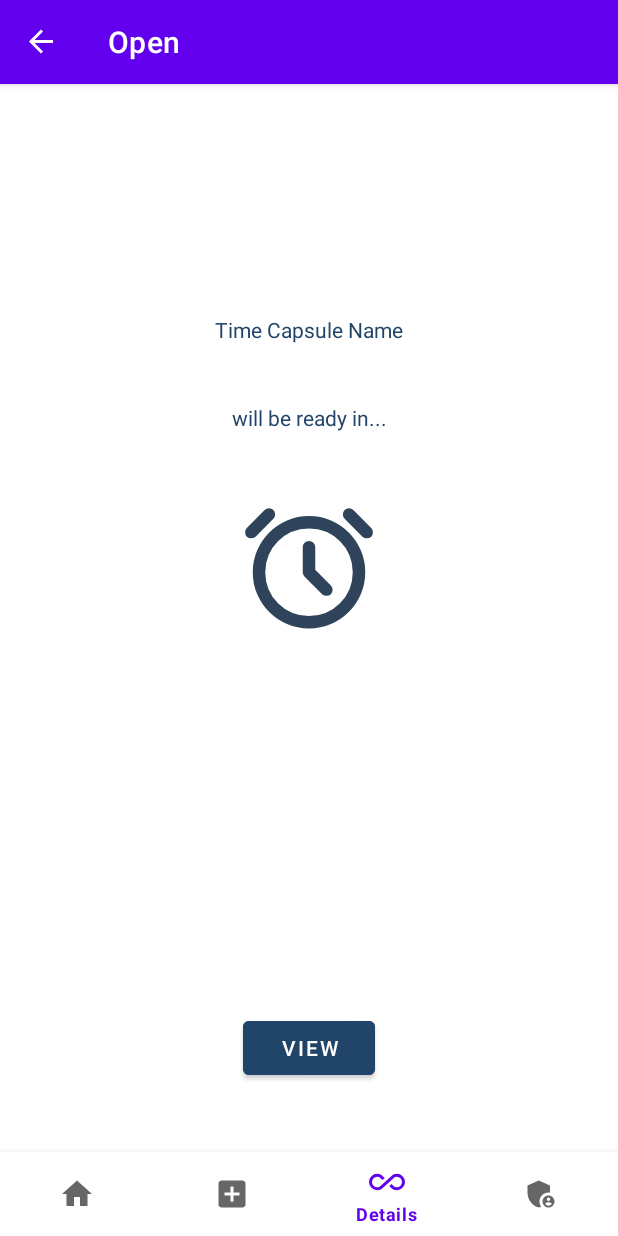
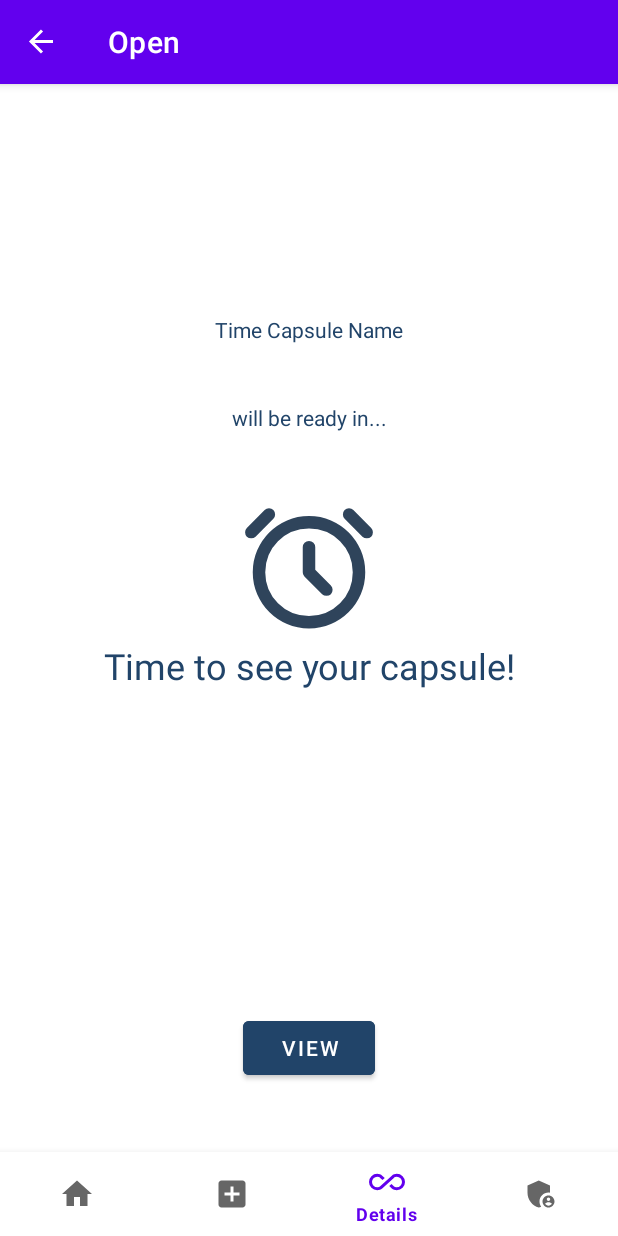
Before and after one commit to daniellatsing/nostalijar, an Android app: the OpenFragment screen opened through its navigation route, on a phone screen of 412 x 824 dp. Run offline under Robolectric (Android 15) with nearby library versions, the phone set to English and light mode, and no system bars; our stand-ins replace navigation-ui.

Commit message:
implemented timer and started working on notification

```diff
--- a/app/build.gradle.kts
+++ b/app/build.gradle.kts
@@ -54,4 +54,5 @@ dependencies {
     androidTestImplementation("androidx.test.ext:junit:1.1.5")
     androidTestImplementation("androidx.test.espresso:espresso-core:3.5.1")
     annotationProcessor("com.github.bumptech.glide:compiler:4.13.0")
+    implementation("androidx.core:core-ktx:2.2.0")
 }
--- a/app/src/main/AndroidManifest.xml
+++ b/app/src/main/AndroidManifest.xml
@@ -2,6 +2,10 @@
 <manifest xmlns:android="http://schemas.android.com/apk/res/android"
     xmlns:tools="http://schemas.android.com/tools">
     <uses-permission android:name="android.permission.READ_EXTERNAL_STORAGE"/>
+    <uses-permission android:name="android.permission.POST_NOTIFICATIONS"/>
+    <uses-permission android:name="android.permission.READ_CONTACTS"/>
+    <uses-feature android:name="android.hardware.telephony" android:required="false" />
+    <uses-permission android:name="android.permission.SEND_SMS"/>
 
     <application
         android:allowBackup="true"
--- a/app/src/main/java/edu/uw/ischool/jho12/nostalijar/MainActivity.kt
+++ b/app/src/main/java/edu/uw/ischool/jho12/nostalijar/MainActivity.kt
@@ -1,5 +1,9 @@
 package edu.uw.ischool.jho12.nostalijar
 
+import android.app.NotificationChannel
+import android.app.NotificationManager
+import android.content.Context
+import android.os.Build
 import android.os.Bundle
 import com.google.android.material.bottomnavigation.BottomNavigationView
 import androidx.appcompat.app.AppCompatActivity
@@ -12,6 +16,7 @@ import edu.uw.ischool.jho12.nostalijar.databinding.ActivityMainBinding
 class MainActivity : AppCompatActivity() {
 
     private lateinit var binding: ActivityMainBinding
+    private lateinit var notificationManager: NotificationManager
 
     override fun onCreate(savedInstanceState: Bundle?) {
         super.onCreate(savedInstanceState)
@@ -30,6 +35,20 @@ class MainActivity : AppCompatActivity() {
                 R.id.navigation_home, R.id.navigation_create, R.id.navigation_details, R.id.navigation_settings
             )
         )
+
+        notificationManager = getSystemService(Context.NOTIFICATION_SERVICE) as NotificationManager
+
+        if (Build.VERSION.SDK_INT >= Build.VERSION_CODES.O) {
+            val name = "Nostalijar"
+            val descriptionText = "Test Notification"
+            val importance = NotificationManager.IMPORTANCE_DEFAULT
+            val channel = NotificationChannel("nostalijarNotif", name, importance).apply {
+                description = descriptionText
+            }
+            // Register the channel with the system.
+            notificationManager.createNotificationChannel(channel)
+        }
+
         setupActionBarWithNavController(navController, appBarConfiguration)
         navView.setupWithNavController(navController)
     }
--- a/app/src/main/java/edu/uw/ischool/jho12/nostalijar/ui/home/HomeFragment.kt
+++ b/app/src/main/java/edu/uw/ischool/jho12/nostalijar/ui/home/HomeFragment.kt
@@ -7,6 +7,8 @@ import android.view.ViewGroup
 import android.widget.TextView
 import androidx.fragment.app.Fragment
 import androidx.lifecycle.ViewModelProvider
+import androidx.navigation.findNavController
+import edu.uw.ischool.jho12.nostalijar.R
 import edu.uw.ischool.jho12.nostalijar.databinding.FragmentHomeBinding
 
 class HomeFragment : Fragment() {
@@ -32,6 +34,9 @@ class HomeFragment : Fragment() {
         homeViewModel.text.observe(viewLifecycleOwner) {
             textView.text = it
         }
+        binding.viewBtnHome.setOnClickListener {
+            requireActivity().findNavController(R.id.nav_host_fragment_activity_main).navigate(R.id.navigation_open)
+        }
         return root
     }
 
--- a/app/src/main/java/edu/uw/ischool/jho12/nostalijar/ui/open/OpenFragment.kt
+++ b/app/src/main/java/edu/uw/ischool/jho12/nostalijar/ui/open/OpenFragment.kt
@@ -1,13 +1,24 @@
 package edu.uw.ischool.jho12.nostalijar.ui.open
 
 import android.os.Bundle
+import android.os.Handler
+import android.os.Looper
+import android.util.Log
 import android.view.LayoutInflater
 import android.view.View
 import android.view.ViewGroup
 import android.widget.TextView
+import android.widget.Toast
+import androidx.core.app.NotificationCompat
 import androidx.fragment.app.Fragment
 import androidx.lifecycle.ViewModelProvider
+import androidx.navigation.findNavController
+import edu.uw.ischool.jho12.nostalijar.R
 import edu.uw.ischool.jho12.nostalijar.databinding.FragmentOpenBinding
+import edu.uw.ischool.jho12.nostalijar.ui.details.DetailsFragment
+import edu.uw.ischool.jho12.nostalijar.ui.settings.SettingsFragment
+import java.util.Calendar
+import java.util.TimeZone
 
 class OpenFragment : Fragment() {
 
@@ -16,6 +27,8 @@ class OpenFragment : Fragment() {
     // This property is only valid between onCreateView and
     // onDestroyView.
     private val binding get() = _binding!!
+
+    private val handler = Handler(Looper.getMainLooper())
 
     override fun onCreateView(
         inflater: LayoutInflater,
@@ -32,7 +45,63 @@ class OpenFragment : Fragment() {
         dashboardViewModel.text.observe(viewLifecycleOwner) {
             textView.text = it
         }
+
+        handler.post(object : Runnable {
+            override fun run() {
+                // Keep the postDelayed before the updateTime(), so when the event ends, the handler will stop too.
+                handler.postDelayed(this, 1000)
+                updateTime()
+            }
+        })
+
+        binding.viewBtnDetails.setOnClickListener {
+            requireActivity().findNavController(R.id.nav_host_fragment_activity_main).navigate(R.id.navigation_details)
+        }
         return root
+    }
+
+    private fun updateTime() {
+        // Set Current Date
+        val currentDate = Calendar.getInstance()
+        // set the time capsule open date
+        val eventDate = Calendar.getInstance()
+//        val dateString = grab from storage
+//        val timeString = grab from storage
+        eventDate[Calendar.YEAR] = 2024
+        eventDate[Calendar.MONTH] = 2 // 0-11 so 1 less
+        eventDate[Calendar.DAY_OF_MONTH] = 11
+        eventDate[Calendar.HOUR] = 8
+        eventDate[Calendar.MINUTE] = 27
+        eventDate[Calendar.SECOND] = 0
+
+        Log.i("Time", currentDate.time.toString())
+        Log.i("Time2", eventDate.time.toString())
+
+
+        // Find how many milliseconds until the event
+        val diff = eventDate.timeInMillis - currentDate.timeInMillis
+        // convert milli to day, hours, minutes, seconds
+        val days = diff / (24 * 60 * 60 * 1000)
+        val hours = diff / (1000 * 60 * 60) % 24
+        val minutes = diff / (1000 * 60) % 60
+        val seconds = (diff / 1000) % 60
+
+        binding.countdown.text = "${days}d ${hours}h ${minutes}m ${seconds}s"
+
+        if (currentDate.time >= eventDate.time) {
+            endEvent()
+        }
+    }
+
+    private fun endEvent() {
+        binding.countdown.text = getString(R.string.timer_end_text)
+        handler.removeMessages(0)
+        binding.viewBtnDetails.isEnabled = true
+        var builder = NotificationCompat.Builder(requireContext(), "nostalijarNotif")
+            .setSmallIcon(R.drawable.ic_rounded_alarm_100dp)
+            .setContentTitle("Time's up!")
+            .setContentText("It's time to view your capsule!")
+            .setPriority(NotificationCompat.PRIORITY_DEFAULT)
     }
 
     override fun onDestroyView() {
--- a/app/src/main/res/layout/fragment_open.xml
+++ b/app/src/main/res/layout/fragment_open.xml
@@ -64,6 +64,7 @@
         android:layout_marginEnd="160dp"
         android:layout_marginBottom="101dp"
         android:backgroundTint="#214469"
+        android:enabled="false"
         android:text="@string/view"
         app:layout_constraintBottom_toBottomOf="parent"
         app:layout_constraintEnd_toEndOf="parent"
--- a/app/src/main/res/values/strings.xml
+++ b/app/src/main/res/values/strings.xml
@@ -36,4 +36,5 @@
     <string name="title_open">Open</string>
     <string name="title_create_long">Create a time capsule</string>
     <string name="title_create">Create</string>
+    <string name="timer_end_text">Time to see your capsule!</string>
 </resources>
```
